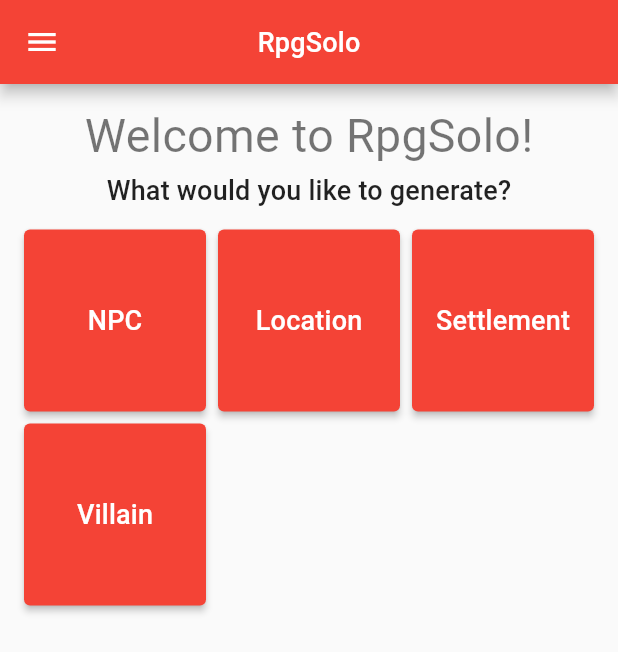
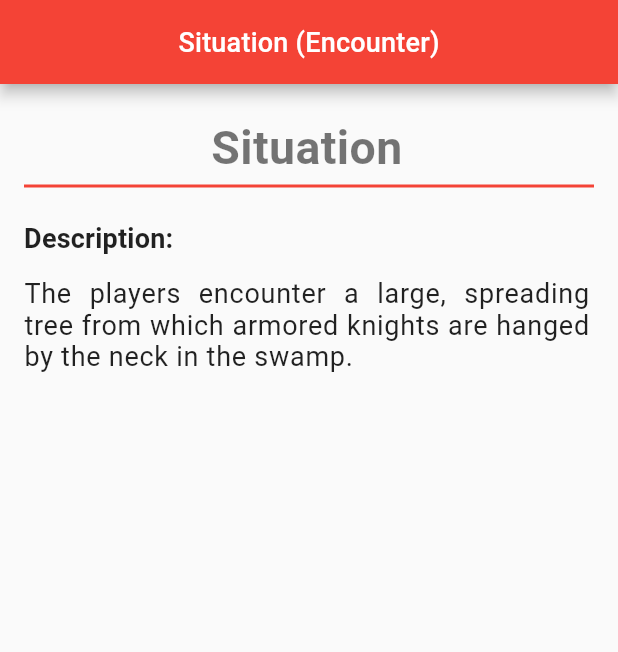
Before and after one commit to ItayElf/RpgSolo, a Flutter app: the screen it shows after launch, on a phone screen of 412 x 824 dp. Shown: the top 652 px of the screen. Run offline on Flutter 3.47's test engine with Material 2 defaults, Android fonts, the phone set to English and light mode, and no system bars; our stand-ins replace google_fonts; Roboto replaces fonts that are missing (Metamorphous).

Commit message:
encounter view

```diff
--- a/lib/classes/encounter.dart
+++ b/lib/classes/encounter.dart
@@ -15,6 +15,17 @@ class Encounter {
     required this.description,
     required this.benefit,
   });
+
+  String get titleName {
+    if (description == "") {
+      return "Situation";
+    } else if (encounter.startsWith("a ")) {
+      return encounter.replaceFirst("a ", "");
+    } else if (encounter.startsWith("an ")) {
+      return encounter.replaceFirst("an ", "");
+    }
+    return encounter;
+  }
 
   Encounter copyWith({
     NatureLocationType? locationType,
--- a/lib/data/encounter_data.dart
+++ b/lib/data/encounter_data.dart
@@ -586,22 +586,22 @@ const monsterEncounterDescription = [
 
 //-----------------------------------Benefit-----------------------------------
 const intelligentEncounterBenefit = [
-  "they have a magical item that can be beneficial for the players",
-  "they are willing to trade with the players",
-  "they have inforamtion that is valuable to the players",
-  "they don't view the players as helpful for them",
-  "they may consider helping the players for the right cost",
-  "they need help from the players",
-  "they have met the players before",
-  "they consider the players a threat"
+  "they have a magical item that can be beneficial for the players.",
+  "they are willing to trade with the players.",
+  "they have inforamtion that is valuable to the players.",
+  "they don't view the players as helpful for them.",
+  "they may consider helping the players for the right cost.",
+  "they need help from the player.s",
+  "they have met the players before.",
+  "they consider the players a threat."
 ];
 const monsterEncounterBenefit = [
-  "they are friendly to the players",
-  "they are hostile to the players",
-  "they are owned by someone",
-  "they were sent by someone to track the players",
-  "they lead the players towards a place",
-  "they mostly ignore the player's existance"
+  "they are friendly to the players.",
+  "they are hostile to the players.",
+  "they are owned by someone.",
+  "they were sent by someone to track the players.",
+  "they lead the players towards a place.",
+  "they mostly ignore the player's existance."
 ];
 
 //-----------------------------------General-----------------------------------
--- a/lib/main.dart
+++ b/lib/main.dart
@@ -2,6 +2,7 @@ import 'package:flutter/material.dart';
 import 'package:google_fonts/google_fonts.dart';
 import 'package:rpgsolo/generator/encounter_generator.dart';
 import 'package:rpgsolo/pages/home.dart';
+import 'package:rpgsolo/pages/views/encounter_view.dart';
 
 void main() {
   runApp(const MyApp());
@@ -12,7 +13,6 @@ class MyApp extends StatelessWidget {
 
   @override
   Widget build(BuildContext context) {
-    print(EncounterGenerator.generate());
     return MaterialApp(
       title: 'Flutter Demo',
       theme: ThemeData(
@@ -46,7 +46,9 @@ class MyApp extends StatelessWidget {
         ),
         primarySwatch: Colors.red,
       ),
-      home: const Home(),
+      home: EncounterView(
+        encounter: EncounterGenerator.generate(),
+      ),
     );
   }
 }
--- /dev/null
+++ b/lib/pages/views/encounter_view.dart
@@ -0,0 +1,67 @@
+import 'package:flutter/material.dart';
+import 'package:rpgsolo/classes/encounter.dart';
+import 'package:rpgsolo/utils/extensions.dart';
+
+class EncounterView extends StatelessWidget {
+  const EncounterView({super.key, required this.encounter});
+
+  final Encounter encounter;
+
+  @override
+  Widget build(BuildContext context) {
+    return Scaffold(
+      appBar: AppBar(
+        title: Text("${encounter.titleName.toTitleCase()} (Encounter)"),
+        centerTitle: true,
+      ),
+      body: SingleChildScrollView(
+          child: Padding(
+        padding: const EdgeInsets.only(left: 16, top: 8, right: 16),
+        child: Column(
+          crossAxisAlignment: CrossAxisAlignment.start,
+          children: [
+            const SizedBox(
+              height: 16,
+            ),
+            Center(
+              child: FittedBox(
+                fit: BoxFit.fitWidth,
+                child: SelectableText(
+                  encounter.titleName.toTitleCase(),
+                  textAlign: TextAlign.center,
+                  style: Theme.of(context)
+                      .textTheme
+                      .headline4
+                      ?.copyWith(fontWeight: FontWeight.bold),
+                ),
+              ),
+            ),
+            Divider(
+              color: Theme.of(context).primaryColor,
+              thickness: 2,
+            ),
+            const SizedBox(
+              height: 16,
+            ),
+            Text(
+              "Description:",
+              style: Theme.of(context)
+                  .textTheme
+                  .headline6
+                  ?.copyWith(fontWeight: FontWeight.bold),
+            ),
+            const SizedBox(
+              height: 16,
+            ),
+            SelectableText(
+              "The players encounter ${encounter.encounter}${encounter.description != "" ? " ${encounter.description}" : ""} in the ${encounter.locationType.name}. ${encounter.benefit}",
+              style: Theme.of(context).textTheme.bodyText1?.copyWith(
+                  fontSize: Theme.of(context).textTheme.headline6?.fontSize),
+              textAlign: TextAlign.justify,
+            ),
+          ],
+        ),
+      )),
+    );
+  }
+}
```
